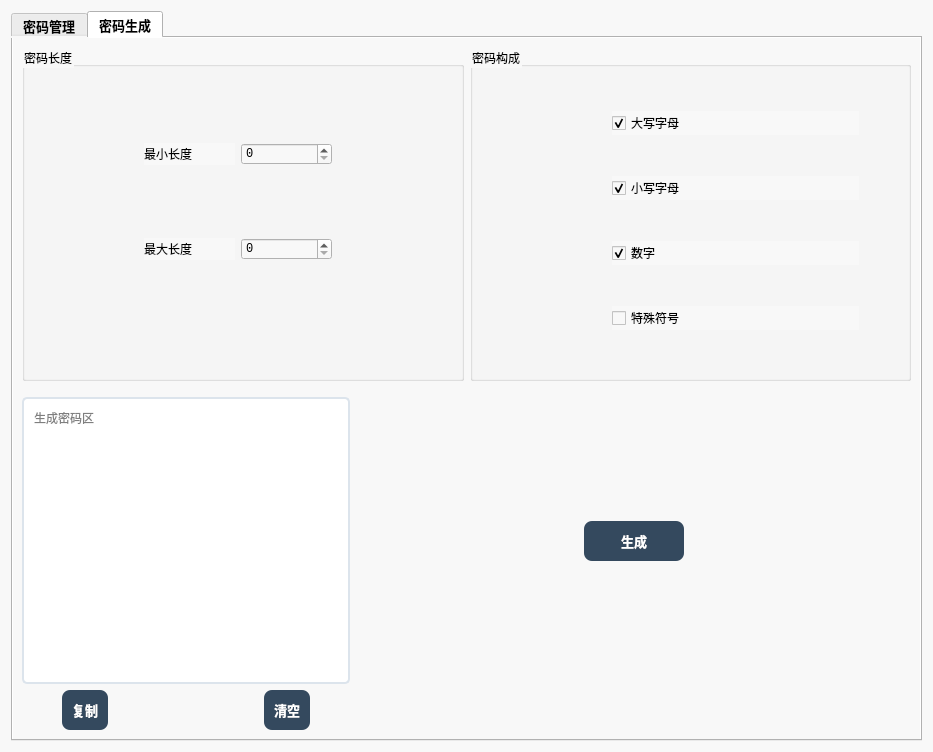
First picture: the form in gui/MainGUI.ui, repository Malloc-Luo/py-passwordmanager, before the edit.
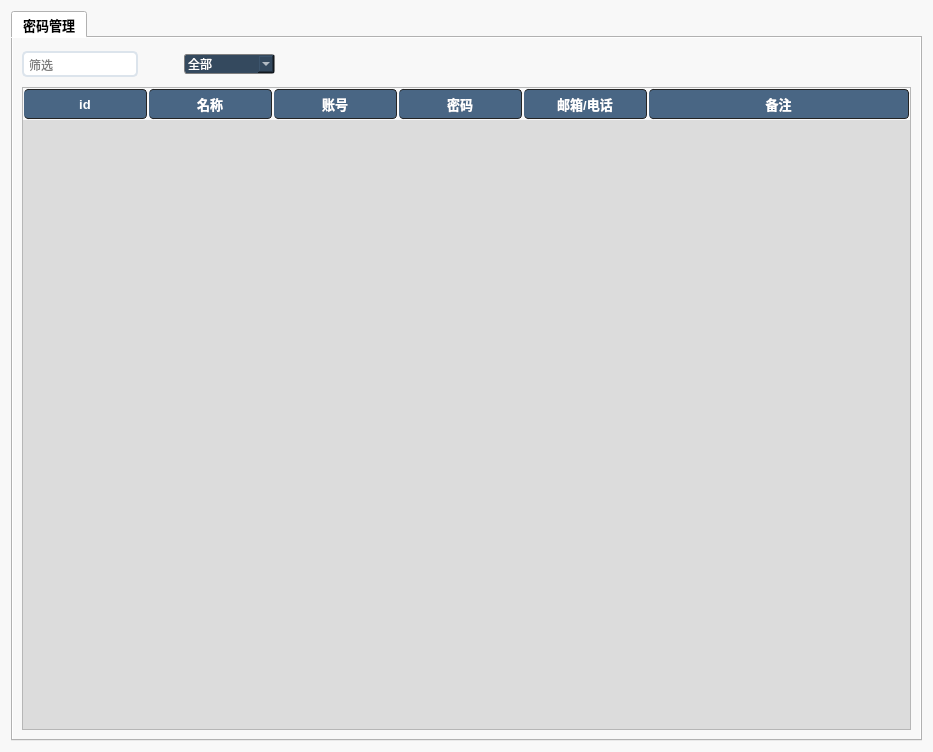
Second picture: the form after the edit. The open tabs and pages were chosen to show the change. Icons and pictures are not drawn.

Commit message: 🌝[0.9.6] [add] 添加随机密码生成功能

Patch:
```diff
--- a/gui/MainGUI.ui
+++ b/gui/MainGUI.ui
@@ -412,7 +412,7 @@
           <number>125</number>
          </attribute>
          <attribute name="horizontalHeaderDefaultSectionSize">
-          <number>112</number>
+          <number>125</number>
          </attribute>
          <attribute name="horizontalHeaderShowSortIndicator" stdset="0">
           <bool>true</bool>
@@ -527,634 +527,6 @@
        </item>
       </layout>
      </widget>
-     <widget class="QWidget" name="tab_2">
-      <attribute name="title">
-       <string>密码生成</string>
-      </attribute>
-      <layout class="QVBoxLayout" name="verticalLayout_2">
-       <item>
-        <layout class="QHBoxLayout" name="horizontalLayout">
-         <item>
-          <widget class="QGroupBox" name="groupBox">
-           <property name="font">
-            <font>
-             <family>Microsoft YaHei UI</family>
-             <pointsize>9</pointsize>
-             <weight>50</weight>
-             <bold>false</bold>
-            </font>
-           </property>
-           <property name="title">
-            <string>密码长度</string>
-           </property>
-           <layout class="QGridLayout" name="gridLayout_2">
-            <item row="1" column="0">
-             <spacer name="horizontalSpacer_4">
-              <property name="orientation">
-               <enum>Qt::Horizontal</enum>
-              </property>
-              <property name="sizeType">
-               <enum>QSizePolicy::Fixed</enum>
-              </property>
-              <property name="sizeHint" stdset="0">
-               <size>
-                <width>110</width>
-                <height>20</height>
-               </size>
-              </property>
-             </spacer>
-            </item>
-            <item row="0" column="0">
-             <spacer name="horizontalSpacer_3">
-              <property name="orientation">
-               <enum>Qt::Horizontal</enum>
-              </property>
-              <property name="sizeType">
-               <enum>QSizePolicy::Fixed</enum>
-              </property>
-              <property name="sizeHint" stdset="0">
-               <size>
-                <width>110</width>
-                <height>20</height>
-               </size>
-              </property>
-             </spacer>
-            </item>
-            <item row="0" column="1">
-             <widget class="QLabel" name="label">
-              <property name="font">
-               <font>
-                <family>Microsoft YaHei UI</family>
-               </font>
-              </property>
-              <property name="text">
-               <string>最小长度</string>
-              </property>
-             </widget>
-            </item>
-            <item row="1" column="1">
-             <widget class="QLabel" name="label_2">
-              <property name="font">
-               <font>
-                <family>Microsoft YaHei UI</family>
-               </font>
-              </property>
-              <property name="text">
-               <string>最大长度</string>
-              </property>
-             </widget>
-            </item>
-            <item row="0" column="3">
-             <spacer name="horizontalSpacer_5">
-              <property name="orientation">
-               <enum>Qt::Horizontal</enum>
-              </property>
-              <property name="sizeType">
-               <enum>QSizePolicy::Fixed</enum>
-              </property>
-              <property name="sizeHint" stdset="0">
-               <size>
-                <width>120</width>
-                <height>20</height>
-               </size>
-              </property>
-             </spacer>
-            </item>
-            <item row="0" column="2">
-             <widget class="QSpinBox" name="sb_minlen">
-              <property name="font">
-               <font>
-                <family>Consolas</family>
-               </font>
-              </property>
-             </widget>
-            </item>
-            <item row="1" column="2">
-             <widget class="QSpinBox" name="sb_maxlen">
-              <property name="font">
-               <font>
-                <family>Consolas</family>
-               </font>
-              </property>
-             </widget>
-            </item>
-            <item row="1" column="3">
-             <spacer name="horizontalSpacer_6">
-              <property name="orientation">
-               <enum>Qt::Horizontal</enum>
-              </property>
-              <property name="sizeType">
-               <enum>QSizePolicy::Fixed</enum>
-              </property>
-              <property name="sizeHint" stdset="0">
-               <size>
-                <width>120</width>
-                <height>20</height>
-               </size>
-              </property>
-             </spacer>
-            </item>
-            <item row="2" column="1">
-             <spacer name="verticalSpacer">
-              <property name="orientation">
-               <enum>Qt::Vertical</enum>
-              </property>
-              <property name="sizeType">
-               <enum>QSizePolicy::Fixed</enum>
-              </property>
-              <property name="sizeHint" stdset="0">
-               <size>
-                <width>50</width>
-                <height>40</height>
-               </size>
-              </property>
-             </spacer>
-            </item>
-           </layout>
-          </widget>
-         </item>
-         <item>
-          <widget class="QGroupBox" name="groupBox_2">
-           <property name="font">
-            <font>
-             <family>Microsoft YaHei UI</family>
-             <pointsize>9</pointsize>
-             <weight>50</weight>
-             <bold>false</bold>
-            </font>
-           </property>
-           <property name="title">
-            <string>密码构成</string>
-           </property>
-           <layout class="QGridLayout" name="gridLayout_4">
-            <item row="0" column="2">
-             <spacer name="horizontalSpacer_13">
-              <property name="orientation">
-               <enum>Qt::Horizontal</enum>
-              </property>
-              <property name="sizeType">
-               <enum>QSizePolicy::Fixed</enum>
-              </property>
-              <property name="sizeHint" stdset="0">
-               <size>
-                <width>40</width>
-                <height>20</height>
-               </size>
-              </property>
-             </spacer>
-            </item>
-            <item row="3" column="1">
-             <widget class="QCheckBox" name="cb_specialchar">
-              <property name="font">
-               <font>
-                <family>Microsoft YaHei UI</family>
-               </font>
-              </property>
-              <property name="text">
-               <string>特殊符号</string>
-              </property>
-             </widget>
-            </item>
-            <item row="1" column="2">
-             <spacer name="horizontalSpacer_14">
-              <property name="orientation">
-               <enum>Qt::Horizontal</enum>
-              </property>
-              <property name="sizeType">
-               <enum>QSizePolicy::Minimum</enum>
-              </property>
-              <property name="sizeHint" stdset="0">
-               <size>
-                <width>40</width>
-                <height>20</height>
-               </size>
-              </property>
-             </spacer>
-            </item>
-            <item row="3" column="2">
-             <spacer name="horizontalSpacer_16">
-              <property name="orientation">
-               <enum>Qt::Horizontal</enum>
-              </property>
-              <property name="sizeType">
-               <enum>QSizePolicy::Fixed</enum>
-              </property>
-              <property name="sizeHint" stdset="0">
-               <size>
-                <width>40</width>
-                <height>20</height>
-               </size>
-              </property>
-             </spacer>
-            </item>
-            <item row="1" column="1">
-             <widget class="QCheckBox" name="cb_lowercase">
-              <property name="font">
-               <font>
-                <family>Microsoft YaHei UI</family>
-               </font>
-              </property>
-              <property name="text">
-               <string>小写字母</string>
-              </property>
-              <property name="checked">
-               <bool>true</bool>
-              </property>
-             </widget>
-            </item>
-            <item row="0" column="0">
-             <spacer name="horizontalSpacer_9">
-              <property name="orientation">
-               <enum>Qt::Horizontal</enum>
-              </property>
-              <property name="sizeType">
-               <enum>QSizePolicy::Fixed</enum>
-              </property>
-              <property name="sizeHint" stdset="0">
-               <size>
-                <width>130</width>
-                <height>20</height>
-               </size>
-              </property>
-             </spacer>
-            </item>
-            <item row="2" column="0">
-             <spacer name="horizontalSpacer_11">
-              <property name="orientation">
-               <enum>Qt::Horizontal</enum>
-              </property>
-              <property name="sizeType">
-               <enum>QSizePolicy::Fixed</enum>
-              </property>
-              <property name="sizeHint" stdset="0">
-               <size>
-                <width>130</width>
-                <height>20</height>
-               </size>
-              </property>
-             </spacer>
-            </item>
-            <item row="2" column="1">
-             <widget class="QCheckBox" name="cb_digitl">
-              <property name="font">
-               <font>
-                <family>Microsoft YaHei UI</family>
-               </font>
-              </property>
-              <property name="text">
-               <string>数字</string>
-              </property>
-              <property name="checked">
-               <bool>true</bool>
-              </property>
-             </widget>
-            </item>
-            <item row="1" column="0">
-             <spacer name="horizontalSpacer_10">
-              <property name="orientation">
-               <enum>Qt::Horizontal</enum>
-              </property>
-              <property name="sizeType">
-               <enum>QSizePolicy::Fixed</enum>
-              </property>
-              <property name="sizeHint" stdset="0">
-               <size>
-                <width>130</width>
-                <height>20</height>
-               </size>
-              </property>
-             </spacer>
-            </item>
-            <item row="2" column="2">
-             <spacer name="horizontalSpacer_15">
-              <property name="orientation">
-               <enum>Qt::Horizontal</enum>
-              </property>
-              <property name="sizeType">
-               <enum>QSizePolicy::Fixed</enum>
-              </property>
-              <property name="sizeHint" stdset="0">
-               <size>
-                <width>40</width>
-                <height>20</height>
-               </size>
-              </property>
-             </spacer>
-            </item>
-            <item row="0" column="1">
-             <widget class="QCheckBox" name="cb_uppercase">
-              <property name="font">
-               <font>
-                <family>Microsoft YaHei UI</family>
-               </font>
-              </property>
-              <property name="text">
-               <string>大写字母</string>
-              </property>
-              <property name="checked">
-               <bool>true</bool>
-              </property>
-             </widget>
-            </item>
-            <item row="3" column="0">
-             <spacer name="horizontalSpacer_12">
-              <property name="orientation">
-               <enum>Qt::Horizontal</enum>
-              </property>
-              <property name="sizeType">
-               <enum>QSizePolicy::Fixed</enum>
-              </property>
-              <property name="sizeHint" stdset="0">
-               <size>
-                <width>130</width>
-                <height>20</height>
-               </size>
-              </property>
-             </spacer>
-            </item>
-           </layout>
-          </widget>
-         </item>
-        </layout>
-       </item>
-       <item>
-        <spacer name="verticalSpacer_2">
-         <property name="orientation">
-          <enum>Qt::Vertical</enum>
-         </property>
-         <property name="sizeType">
-          <enum>QSizePolicy::Fixed</enum>
-         </property>
-         <property name="sizeHint" stdset="0">
-          <size>
-           <width>20</width>
-           <height>10</height>
-          </size>
-         </property>
-        </spacer>
-       </item>
-       <item>
-        <layout class="QGridLayout" name="gridLayout_3">
-         <item row="1" column="2">
-          <widget class="QPushButton" name="pbt_generate">
-           <property name="font">
-            <font>
-             <family>Microsoft YaHei UI</family>
-             <pointsize>10</pointsize>
-             <weight>75</weight>
-             <bold>true</bold>
-            </font>
-           </property>
-           <property name="styleSheet">
-            <string notr="true">QPushButton {
-    border-style:none;
-    padding:10px;
-    border-radius:8px;
-    color:#FFFFFF;
-    background:#34495E;
-}
-QPushButton:hover {
-    color:#4E6D8C;
-    background:#e5e5e5;
-	border:2px solid #34495E;
-}
-QPushButton:pressed {
-    color:#000000;
-    background:#B8C6D1;
-}
-</string>
-           </property>
-           <property name="text">
-            <string>生成</string>
-           </property>
-          </widget>
-         </item>
-         <item row="1" column="1">
-          <spacer name="horizontalSpacer_21">
-           <property name="orientation">
-            <enum>Qt::Horizontal</enum>
-           </property>
-           <property name="sizeType">
-            <enum>QSizePolicy::Expanding</enum>
-           </property>
-           <property name="sizeHint" stdset="0">
-            <size>
-             <width>120</width>
-             <height>20</height>
-            </size>
-           </property>
-          </spacer>
-         </item>
-         <item row="0" column="0" rowspan="3">
-          <widget class="QTextBrowser" name="textBrowser">
-           <property name="font">
-            <font>
-             <family>Consolas</family>
-            </font>
-           </property>
-           <property name="cursor" stdset="0">
-            <cursorShape>IBeamCursor</cursorShape>
-           </property>
-           <property name="styleSheet">
-            <string notr="true">QTextEdit {
-	border-style:none;
-	padding:6px;
-	border-radius:5px;
-	border:2px solid #DCE4EC;
-	background: #ffffff;
-}
-QTextEdit:focus {
-	border:2px solid #34495E;
-}
-</string>
-           </property>
-           <property name="placeholderText">
-            <string>生成密码区</string>
-           </property>
-          </widget>
-         </item>
-         <item row="3" column="2">
-          <spacer name="horizontalSpacer_20">
-           <property name="orientation">
-            <enum>Qt::Horizontal</enum>
-           </property>
-           <property name="sizeType">
-            <enum>QSizePolicy::Fixed</enum>
-           </property>
-           <property name="sizeHint" stdset="0">
-            <size>
-             <width>100</width>
-             <height>20</height>
-            </size>
-           </property>
-          </spacer>
-         </item>
-         <item row="2" column="2">
-          <spacer name="horizontalSpacer_7">
-           <property name="orientation">
-            <enum>Qt::Horizontal</enum>
-           </property>
-           <property name="sizeType">
-            <enum>QSizePolicy::Fixed</enum>
-           </property>
-           <property name="sizeHint" stdset="0">
-            <size>
-             <width>100</width>
-             <height>20</height>
-            </size>
-           </property>
-          </spacer>
-         </item>
-         <item row="0" column="2">
-          <spacer name="horizontalSpacer_19">
-           <property name="orientation">
-            <enum>Qt::Horizontal</enum>
-           </property>
-           <property name="sizeType">
-            <enum>QSizePolicy::Fixed</enum>
-           </property>
-           <property name="sizeHint" stdset="0">
-            <size>
-             <width>100</width>
-             <height>20</height>
-            </size>
-           </property>
-          </spacer>
-         </item>
-         <item row="3" column="0">
-          <layout class="QHBoxLayout" name="horizontalLayout_3">
-           <item>
-            <spacer name="horizontalSpacer_17">
-             <property name="orientation">
-              <enum>Qt::Horizontal</enum>
-             </property>
-             <property name="sizeHint" stdset="0">
-              <size>
-               <width>40</width>
-               <height>20</height>
-              </size>
-             </property>
-            </spacer>
-           </item>
-           <item>
-            <widget class="QPushButton" name="pbt_copy">
-             <property name="font">
-              <font>
-               <family>Microsoft YaHei UI</family>
-               <pointsize>10</pointsize>
-               <weight>75</weight>
-               <bold>true</bold>
-              </font>
-             </property>
-             <property name="styleSheet">
-              <string notr="true">QPushButton {
-    border-style:none;
-    padding:10px;
-    border-radius:8px;
-    color:#FFFFFF;
-    background:#34495E;
-}
-QPushButton:hover {
-    color:#4E6D8C;
-    background:#e5e5e5;
-	border:2px solid #34495E;
-}
-QPushButton:pressed {
-    color:#000000;
-    background:#B8C6D1;
-}
-</string>
-             </property>
-             <property name="text">
-              <string>复制</string>
-             </property>
-            </widget>
-           </item>
-           <item>
-            <spacer name="horizontalSpacer_8">
-             <property name="orientation">
-              <enum>Qt::Horizontal</enum>
-             </property>
-             <property name="sizeType">
-              <enum>QSizePolicy::Minimum</enum>
-             </property>
-             <property name="sizeHint" stdset="0">
-              <size>
-               <width>150</width>
-               <height>20</height>
-              </size>
-             </property>
-            </spacer>
-           </item>
-           <item>
-            <widget class="QPushButton" name="pbt_clear">
-             <property name="font">
-              <font>
-               <family>Microsoft YaHei UI</family>
-               <pointsize>10</pointsize>
-               <weight>75</weight>
-               <bold>true</bold>
-              </font>
-             </property>
-             <property name="styleSheet">
-              <string notr="true">QPushButton {
-    border-style:none;
-    padding:10px;
-    border-radius:8px;
-    color:#FFFFFF;
-    background:#34495E;
-}
-QPushButton:hover {
-    color:#4E6D8C;
-    background:#e5e5e5;
-	border:2px solid #34495E;
-}
-QPushButton:pressed {
-    color:#000000;
-    background:#B8C6D1;
-}
-</string>
-             </property>
-             <property name="text">
-              <string>清空</string>
-             </property>
-            </widget>
-           </item>
-           <item>
-            <spacer name="horizontalSpacer_18">
-             <property name="orientation">
-              <enum>Qt::Horizontal</enum>
-             </property>
-             <property name="sizeHint" stdset="0">
-              <size>
-               <width>40</width>
-               <height>20</height>
-              </size>
-             </property>
-            </spacer>
-           </item>
-          </layout>
-         </item>
-         <item row="1" column="3">
-          <spacer name="horizontalSpacer_22">
-           <property name="orientation">
-            <enum>Qt::Horizontal</enum>
-           </property>
-           <property name="sizeType">
-            <enum>QSizePolicy::Expanding</enum>
-           </property>
-           <property name="sizeHint" stdset="0">
-            <size>
-             <width>130</width>
-             <height>20</height>
-            </size>
-           </property>
-          </spacer>
-         </item>
-        </layout>
-       </item>
-      </layout>
-     </widget>
     </widget>
    </item>
   </layout>
```
The commit also changes 19 other files.
